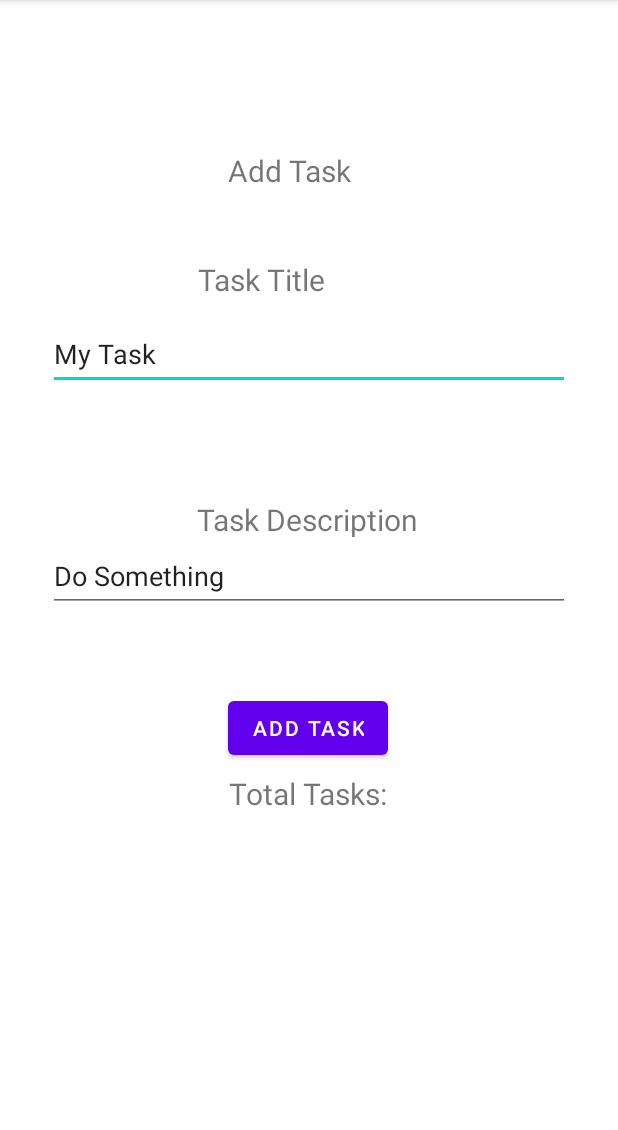
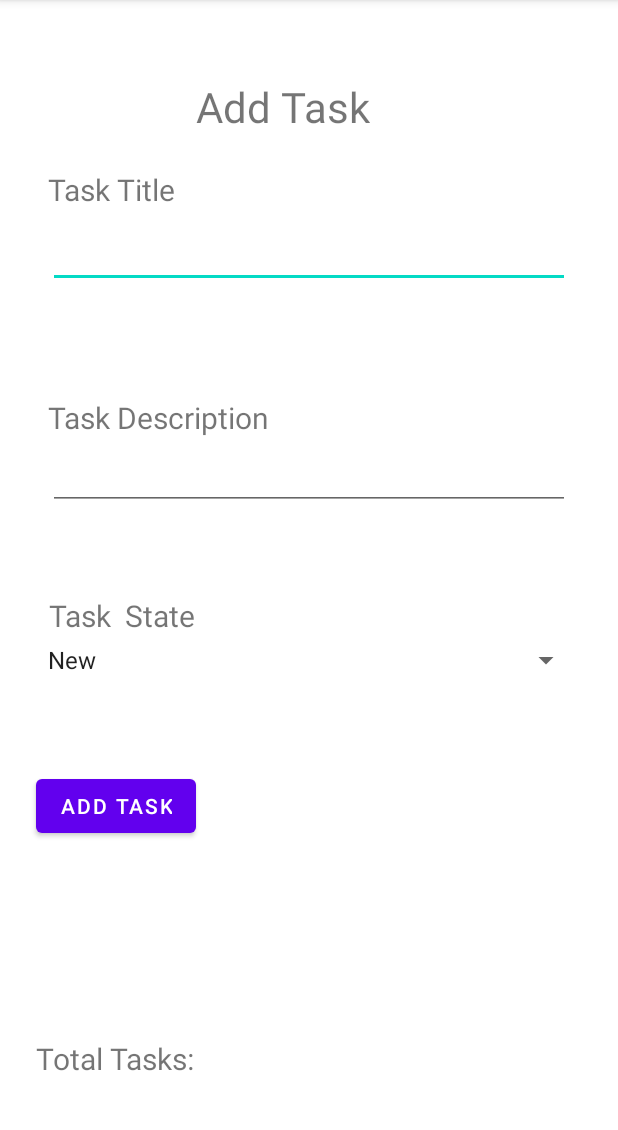
Before and after one commit to ETS-Android5/taskmaster-2, an Android app: the screen it shows after launch (AddTaskActivity), after a tap on "ADD TASK", on a phone screen of 412 x 824 dp, the part 84-1214 px from its top. Run offline under Robolectric (Android 15) with nearby library versions, the phone set to English and light mode, and no system bars; our stand-ins replace Room's generated code.

Commit message:
completed lab 29

```diff
--- a/app/src/main/java/com/hambalieu/taskmaster/activity/AddTaskActivity.java
+++ b/app/src/main/java/com/hambalieu/taskmaster/activity/AddTaskActivity.java
@@ -1,34 +1,68 @@
 package com.hambalieu.taskmaster.activity;
 
 import androidx.appcompat.app.AppCompatActivity;
+import androidx.room.Room;
 
 import android.annotation.SuppressLint;
 import android.os.Bundle;
 import android.view.View;
+import android.widget.ArrayAdapter;
 import android.widget.Button;
+import android.widget.DatePicker;
+import android.widget.EditText;
+import android.widget.Spinner;
 import android.widget.TextView;
 
 import com.hambalieu.taskmaster.R;
+import com.hambalieu.taskmaster.database.TaskmasterDatabase;
+import com.hambalieu.taskmaster.model.State;
+import com.hambalieu.taskmaster.model.Task;
+
+import java.util.Date;
 
 public class AddTaskActivity extends AppCompatActivity {
+
+
+    TaskmasterDatabase taskMasterDatabase;
 
     @Override
     protected void onCreate(Bundle savedInstanceState) {
         super.onCreate(savedInstanceState);
         setContentView(R.layout.activity_add_task);
+        taskMasterDatabase = Room.databaseBuilder(
+                getApplicationContext(),
+                TaskmasterDatabase.class,
+                "task_master_database")
+                .allowMainThreadQueries() // don't do this in a real app
+                .build();
+
+
         submittedTaskButton();
 
     }
+        public void submittedTaskButton () {
+            Button submitButton = (Button) findViewById(R.id.buttonAddTaskOnAddTaskActivity);
 
-    public void submittedTaskButton() {
-        Button submitButton = (Button) findViewById(R.id.buttonAddTaskOnAddTaskActivity);
+            Spinner taskStateSpinner = (Spinner) findViewById(R.id.spinnerTaskStateAddTaskActivity);
+            taskStateSpinner.setAdapter(new ArrayAdapter<>(
+                    this,
+                    android.R.layout.simple_spinner_item,
+                    State.values()));
+
             submitButton.setOnClickListener(new View.OnClickListener() {
                 @SuppressLint("SetTextI18n")
                 @Override
                 public void onClick(View view) {
-                ((TextView)findViewById(R.id.textViewSubmittedOnAddTaskActivity)).setText("Submitted");
+                    Task newTask = new Task(
+                            ((EditText) findViewById(R.id.editTextSingleTaskInputOnAddTaskActivity)).getText().toString(),
+                            ((EditText) findViewById(R.id.editTextInputDescriptionOnAddTaskActivity)).getText().toString(),
+                            State.fromString(taskStateSpinner.getSelectedItem().toString()), new Date());
+
+                    ((TextView) findViewById(R.id.textViewSubmittedOnAddTaskActivity)).setText("Submitted");
+                    taskMasterDatabase.taskDao().insert(newTask);
 
                 }
             });
         }
+
 }
--- a/app/src/main/java/com/hambalieu/taskmaster/activity/MainActivity.java
+++ b/app/src/main/java/com/hambalieu/taskmaster/activity/MainActivity.java
@@ -32,8 +32,9 @@ public class MainActivity extends AppCompatActivity {
     public static final String USER_USERNAME_TAG = "userUsername";
     SharedPreferences preferences;
     TaskListRecyclerViewAdapter taskListRecyclerViewAdapter;
-    List<Task> taskList = new ArrayList<>();
     TaskmasterDatabase taskMasterDatabase;
+    List<Task> taskList = null;
+
 
 
 
@@ -50,6 +51,7 @@ public class MainActivity extends AppCompatActivity {
                 .allowMainThreadQueries() // don't do this in a real app
                 .build();
 
+        taskList= taskMasterDatabase.taskDao().findAll();
 
         buttonToGoAddTaskPage();
         buttonToGoAllTaskPage();
@@ -104,10 +106,6 @@ public class MainActivity extends AppCompatActivity {
         RecyclerView taskDisplayRecyclerView = (RecyclerView)findViewById(R.id.recyclerViewTaskMainActivity);
         RecyclerView.LayoutManager layoutManager = new LinearLayoutManager(this);
         taskDisplayRecyclerView.setLayoutManager(layoutManager);
-        taskList.add(new Task("Homework", "finish lab work for each class", State.In_progress, new Date()));
-
-        taskMasterDatabase.taskDao().insert(taskList.get(0));
-
 
         taskListRecyclerViewAdapter = new TaskListRecyclerViewAdapter(taskList, this);
         taskDisplayRecyclerView.setAdapter(taskListRecyclerViewAdapter);
--- a/app/src/main/java/com/hambalieu/taskmaster/dao/TaskDao.java
+++ b/app/src/main/java/com/hambalieu/taskmaster/dao/TaskDao.java
@@ -2,8 +2,11 @@ package com.hambalieu.taskmaster.dao;
 
 import androidx.room.Dao;
 import androidx.room.Insert;
+import androidx.room.Query;
 
 import com.hambalieu.taskmaster.model.Task;
+
+import java.util.List;
 
 @Dao
 public interface TaskDao
@@ -11,5 +14,7 @@ public interface TaskDao
     @Insert
     public void insert(Task task);
 
+    @Query("SELECT * FROM Task")
+    public List<Task> findAll();
 
 }
--- a/app/src/main/java/com/hambalieu/taskmaster/model/Task.java
+++ b/app/src/main/java/com/hambalieu/taskmaster/model/Task.java
@@ -9,7 +9,7 @@ import java.util.Date;
 @Entity
 public class Task {
     @PrimaryKey(autoGenerate = true)
-    Long id;
+    public  Long id;
     String title;
     String body;
     State state;
--- a/app/src/main/res/layout/activity_add_task.xml
+++ b/app/src/main/res/layout/activity_add_task.xml
@@ -11,12 +11,11 @@
         android:layout_width="0dp"
         android:layout_height="wrap_content"
         android:layout_marginStart="32dp"
-        android:layout_marginTop="212dp"
+        android:layout_marginTop="144dp"
         android:layout_marginEnd="32dp"
         android:ems="10"
         android:inputType="textPersonName"
         android:minHeight="48dp"
-        android:text="@string/my_task_"
         app:layout_constraintEnd_toEndOf="parent"
         app:layout_constraintHorizontal_bias="0.0"
         app:layout_constraintStart_toStartOf="parent"
@@ -32,23 +31,20 @@
         android:ems="10"
         android:inputType="textPersonName"
         android:minHeight="48dp"
-        android:text="@string/do_something"
-        app:layout_constraintBottom_toBottomOf="parent"
         app:layout_constraintEnd_toEndOf="parent"
         app:layout_constraintHorizontal_bias="0.0"
         app:layout_constraintStart_toStartOf="parent"
-        app:layout_constraintTop_toBottomOf="@+id/editTextSingleTaskInputOnAddTaskActivity"
-        app:layout_constraintVertical_bias="0.0" />
+        app:layout_constraintTop_toBottomOf="@+id/editTextSingleTaskInputOnAddTaskActivity" />
 
     <TextView
         android:id="@+id/textView2"
         android:layout_width="wrap_content"
         android:layout_height="wrap_content"
-        android:layout_marginTop="100dp"
+        android:layout_marginTop="52dp"
         android:text="@string/add_task_"
-        android:textSize="20sp"
+        android:textSize="28sp"
         app:layout_constraintEnd_toEndOf="parent"
-        app:layout_constraintHorizontal_bias="0.461"
+        app:layout_constraintHorizontal_bias="0.442"
         app:layout_constraintStart_toStartOf="parent"
         app:layout_constraintTop_toTopOf="parent" />
 
@@ -56,12 +52,12 @@
         android:id="@+id/textViewSingleTaskTitleOnAddTaskActivity"
         android:layout_width="wrap_content"
         android:layout_height="wrap_content"
-        android:layout_marginBottom="12dp"
+        android:layout_marginBottom="4dp"
         android:text="@string/task_title"
         android:textSize="20sp"
         app:layout_constraintBottom_toTopOf="@+id/editTextSingleTaskInputOnAddTaskActivity"
         app:layout_constraintEnd_toEndOf="parent"
-        app:layout_constraintHorizontal_bias="0.405"
+        app:layout_constraintHorizontal_bias="0.098"
         app:layout_constraintStart_toStartOf="parent" />
 
     <TextView
@@ -72,7 +68,7 @@
         android:textSize="20sp"
         app:layout_constraintBottom_toTopOf="@+id/editTextInputDescriptionOnAddTaskActivity"
         app:layout_constraintEnd_toEndOf="parent"
-        app:layout_constraintHorizontal_bias="0.498"
+        app:layout_constraintHorizontal_bias="0.122"
         app:layout_constraintStart_toStartOf="parent" />
 
     <Button
@@ -82,23 +78,24 @@
         android:text="@string/add_task"
         app:layout_constraintBottom_toBottomOf="parent"
         app:layout_constraintEnd_toEndOf="parent"
-        app:layout_constraintHorizontal_bias="0.498"
+        app:layout_constraintHorizontal_bias="0.079"
         app:layout_constraintStart_toStartOf="parent"
         app:layout_constraintTop_toTopOf="parent"
-        app:layout_constraintVertical_bias="0.641" />
+        app:layout_constraintVertical_bias="0.713" />
 
     <TextView
         android:id="@+id/textViewTotalTaskOnAddTaskActivity"
         android:layout_width="wrap_content"
         android:layout_height="wrap_content"
-        android:layout_marginBottom="220dp"
+        android:layout_marginTop="112dp"
         android:text="@string/total_tasks"
         android:textSize="20sp"
         app:layout_constraintBottom_toBottomOf="parent"
         app:layout_constraintEnd_toEndOf="parent"
-        app:layout_constraintHorizontal_bias="0.498"
+        app:layout_constraintHorizontal_bias="0.079"
         app:layout_constraintStart_toStartOf="parent"
-        app:layout_constraintTop_toBottomOf="@+id/buttonAddTaskOnAddTaskActivity" />
+        app:layout_constraintTop_toBottomOf="@+id/buttonAddTaskOnAddTaskActivity"
+        app:layout_constraintVertical_bias="0.28" />
 
     <TextView
         android:id="@+id/textViewSubmittedOnAddTaskActivity"
@@ -110,4 +107,28 @@
         app:layout_constraintEnd_toEndOf="parent"
         app:layout_constraintHorizontal_bias="0.469"
         app:layout_constraintStart_toStartOf="parent" />
+
+    <Spinner
+        android:id="@+id/spinnerTaskStateAddTaskActivity"
+        android:layout_width="0dp"
+        android:layout_height="wrap_content"
+        android:layout_marginStart="24dp"
+        android:layout_marginTop="88dp"
+        android:layout_marginEnd="24dp"
+        app:layout_constraintEnd_toEndOf="parent"
+        app:layout_constraintStart_toStartOf="parent"
+        app:layout_constraintTop_toBottomOf="@+id/editTextInputDescriptionOnAddTaskActivity" />
+
+    <TextView
+        android:id="@+id/textViewTaskSpinnerTittleAddTaskActivity"
+        android:layout_width="wrap_content"
+        android:layout_height="wrap_content"
+        android:layout_marginBottom="4dp"
+        android:text="Task  State"
+        android:textSize="20sp"
+        app:layout_constraintBottom_toTopOf="@+id/spinnerTaskStateAddTaskActivity"
+        app:layout_constraintEnd_toEndOf="parent"
+        app:layout_constraintHorizontal_bias="0.105"
+        app:layout_constraintStart_toStartOf="parent" />
+
 </androidx.constraintlayout.widget.ConstraintLayout>
```
Also changed, not shown: 6 other files. Lines whose indentation alone changed are shown as unchanged.
